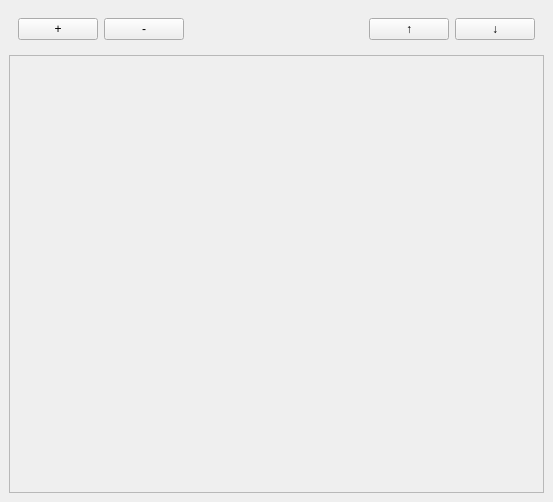
Before: the Qt Designer form src/main_window.ui in Guashark/Simpato, drawn with Qt 5.
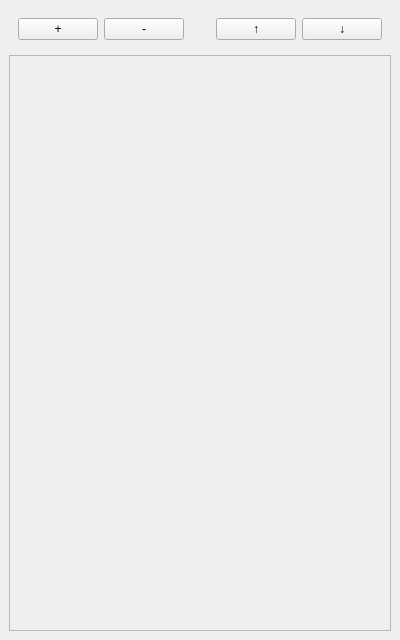
After: the same form once the commit is applied.

Commit message: 26/1/31 change main_window

What changed in the file:
```diff
--- a/src/main_window.ui
+++ b/src/main_window.ui
@@ -6,8 +6,8 @@
    <rect>
     <x>0</x>
     <y>0</y>
-    <width>553</width>
-    <height>502</height>
+    <width>400</width>
+    <height>640</height>
    </rect>
   </property>
   <property name="windowTitle">
@@ -72,8 +72,8 @@
         <rect>
          <x>0</x>
          <y>0</y>
-         <width>537</width>
-         <height>432</height>
+         <width>384</width>
+         <height>570</height>
         </rect>
        </property>
        <layout class="QGridLayout" name="gridLayout_3"/>
```
